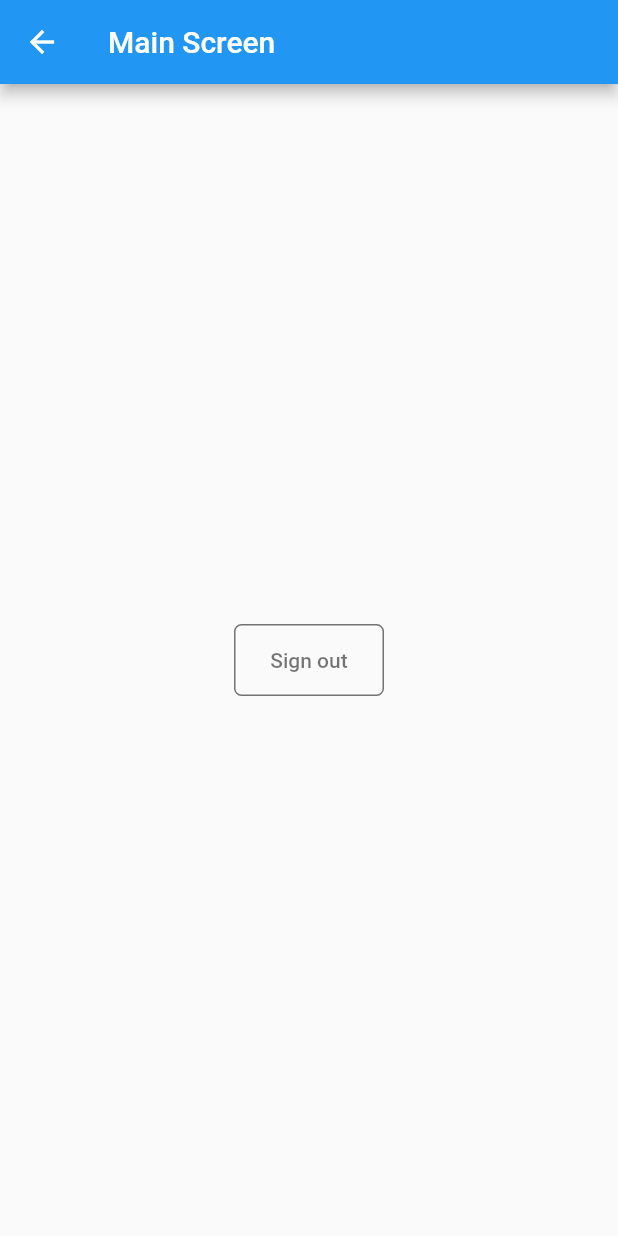
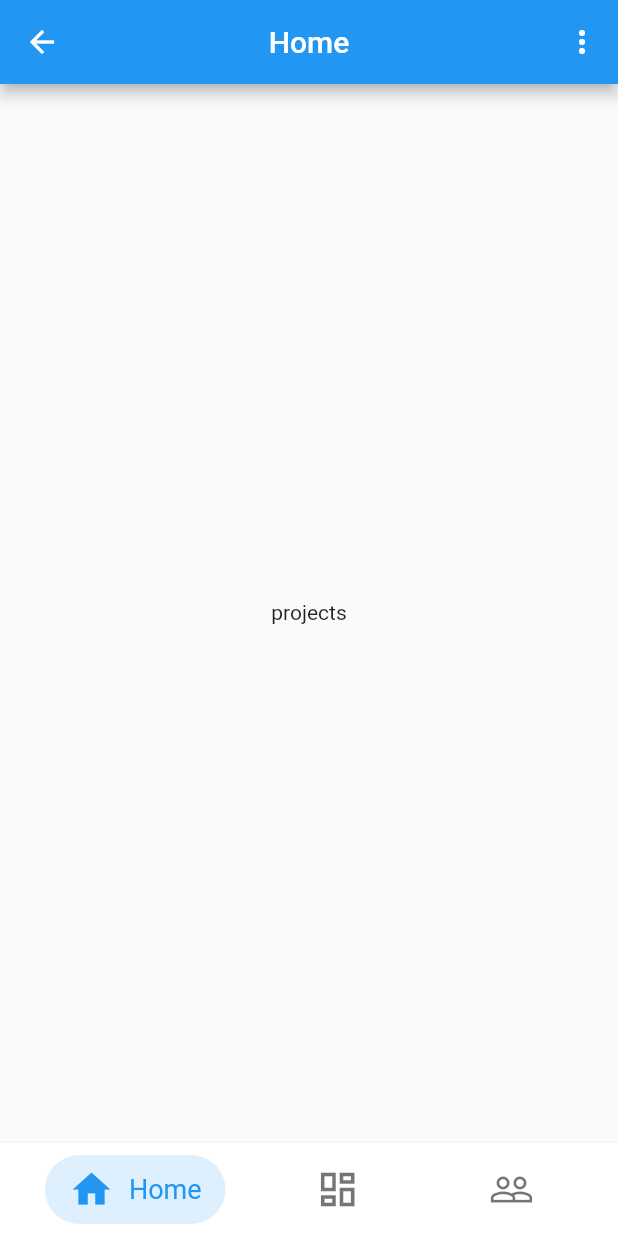
Before and after one commit to baileytye/Flutter-Decisive, a Flutter app: the MainScreen screen opened by its route, on a phone screen of 412 x 824 dp. Run offline on Flutter 3.47's test engine with Material 2 defaults, Android fonts, the phone set to English and light mode, and no system bars; our stand-ins replace outline_material_icons.

Commit message:
Add animated bottom bar, and placeholder screens

```diff
--- a/lib/main.dart
+++ b/lib/main.dart
@@ -1,15 +1,17 @@
 import 'package:decisive/router.dart';
 import 'package:flutter/material.dart';
+import 'package:flutter/services.dart';
 
 void main() => runApp(MyApp());
 
 class MyApp extends StatelessWidget {
   @override
   Widget build(BuildContext context) {
+
     return MaterialApp(
       debugShowCheckedModeBanner: false,
       theme: ThemeData(
-        primarySwatch: Colors.blue,
+        backgroundColor: Colors.white,
       ),
       onGenerateRoute: Router.generateRoute,
       initialRoute: Router.rootScreen,
--- a/lib/resources/colors.dart
+++ b/lib/resources/colors.dart
@@ -1,9 +1,16 @@
 import 'package:flutter/material.dart';
 
 class MyColors {
-  static const Color colorPrimary = Color(0xff1976d2);
-  static const Color colorPrimaryDark = Color(0xff006DB3);
-  static const Color colorPrimaryLight = Color(0xff63a4ff);
+  // static const Color colorPrimary = Color(0xff1976d2);
+  // static const Color colorPrimaryDark = Color(0xff006DB3);
+  // static const Color colorPrimaryLight = Color(0xff63a4ff);
+
+  static const Color colorPrimary = Colors.blue;
+  static const Color colorPrimaryDark = Color(0xff1565c0);
+
+  static const Color colorPrimaryLight = Color(0xff64b5f6);
+
+  static const Color green500 = Color(0xff4CAF50);
 
   static const Color cardStroke = Color(0xffBDBDBD);
 
--- a/lib/resources/strings.dart
+++ b/lib/resources/strings.dart
@@ -1,8 +1,19 @@
 
 class MyStrings {
+
+  static const String appTitle = "Decisive.";
 
   // Buttons
   static const String buttonNoAccount = "Don't have an account?";
   static const String buttonSignIn = "Sign in";
   static const String buttonForgotPassword = "Forgot your password?";
+
+  //Menu
+  static const String menuSettings = "Settings";
+  static const String menuSignOut = "Sign out";
+
+  //Tabs
+  static const String tabHome = "Home";
+  static const String tabTemplates = "Templates";
+  static const String tabSharing = "Sharing";
 }
--- a/lib/router.dart
+++ b/lib/router.dart
@@ -1,12 +1,16 @@
 import 'package:decisive/ui/login/screen_login.dart';
 import 'package:decisive/ui/main/screen_main.dart';
+import 'package:decisive/ui/projectDetails/screen_project_details.dart';
 import 'package:decisive/ui/root/screen_root.dart';
+import 'package:decisive/ui/settings/screen_settings.dart';
 import 'package:flutter/material.dart';
 
 class Router {
   static const rootScreen = '/';
   static const mainScreen = '/main';
   static const loginScreen = '/login';
+  static const projectDetailsScreen = '/main/details';
+  static const settingsScreen = '/main/settings';
 
   static Route<dynamic> generateRoute(RouteSettings settings) {
     final args = settings.arguments;
@@ -18,6 +22,10 @@ class Router {
         return MaterialPageRoute(builder: (_) => MainScreen());
       case loginScreen:
         return MaterialPageRoute(builder: (_) => LoginScreen());
+      case projectDetailsScreen:
+        return MaterialPageRoute(builder: (_) => ProjectDetailsScreen());
+      case settingsScreen:
+        return MaterialPageRoute(builder: (_) => SettingsScreen());
       default:
         return MaterialPageRoute(
           builder: (_) => Scaffold(
--- /dev/null
+++ b/lib/ui/common/widget_animated_bottom_bar.dart
@@ -0,0 +1,121 @@
+import 'package:decisive/resources/colors.dart';
+import 'package:flutter/material.dart';
+
+const double selectedBackgroundOpacity = 0.15;
+
+class AnimatedBottomBar extends StatefulWidget {
+  final List<BarItem> barItems;
+  final int startingIndex;
+  final Duration animationDuration;
+  final Function onItemTap;
+
+  AnimatedBottomBar(
+      {@required this.barItems,
+      @required this.onItemTap,
+      this.startingIndex = 0,
+      this.animationDuration = const Duration(milliseconds: 500)});
+
+  @override
+  _AnimatedBottomBarState createState() => _AnimatedBottomBarState();
+}
+
+class _AnimatedBottomBarState extends State<AnimatedBottomBar>
+    with TickerProviderStateMixin {
+  int selectedIndex;
+
+  @override
+  void initState() {
+    super.initState();
+    selectedIndex = widget.startingIndex;
+  }
+
+  @override
+  Widget build(BuildContext context) {
+    return Container(
+      decoration: BoxDecoration(border: Border(top: BorderSide(color: MyColors.cardStroke.withOpacity(0.1)))),
+      child: Material(
+        elevation: 0,
+        color: Colors.white,
+        child: Padding(
+          padding: const EdgeInsets.only(
+            bottom: 8.0,
+            top: 8,
+            left: 8,
+            right: 8,
+          ),
+          child: Row(
+            mainAxisSize: MainAxisSize.max,
+            mainAxisAlignment: MainAxisAlignment.spaceAround,
+            children: _buildBarItems(),
+          ),
+        ),
+      ),
+    );
+  }
+
+  List<Widget> _buildBarItems() {
+    List<Widget> _barItems = List();
+    for (int i = 0; i < widget.barItems.length; i++) {
+      var item = widget.barItems[i];
+      bool isSelected = selectedIndex == i;
+      _barItems.add(
+        InkWell(
+          focusColor: Colors.transparent,
+          highlightColor: Colors.transparent,
+          splashColor: Colors.transparent,
+          onTap: () {
+            setState(() {
+              selectedIndex = i;
+              widget.onItemTap(i);
+            });
+          },
+          child: AnimatedContainer(
+            padding: const EdgeInsets.symmetric(
+              horizontal: 16.0,
+              vertical: 8.0,
+            ),
+            duration: widget.animationDuration,
+            decoration: BoxDecoration(
+                color: isSelected
+                    ? item.color.withOpacity(selectedBackgroundOpacity)
+                    : Colors.transparent,
+                borderRadius: BorderRadius.circular(30)),
+            child: Row(
+              children: <Widget>[
+                Icon(
+                  isSelected ? item.selectedIconData : item.iconData,
+                  color: isSelected ? item.color : Colors.black54,
+                  size: 30,
+                ),
+                SizedBox(
+                  width: 10,
+                ),
+                AnimatedSize(
+                  curve: Curves.easeIn,
+                  duration: widget.animationDuration,
+                  vsync: this,
+                  child: Text(
+                    isSelected ? item.text : '',
+                    style: TextStyle(
+                      color: item.color,
+                      fontSize: 18,
+                    ),
+                  ),
+                ),
+              ],
+            ),
+          ),
+        ),
+      );
+    }
+    return _barItems;
+  }
+}
+
+class BarItem {
+  String text;
+  IconData iconData, selectedIconData;
+  MaterialColor color;
+
+  BarItem({this.text, this.iconData, this.selectedIconData, this.color});
+}
--- a/lib/ui/common/widget_decisive_title.dart
+++ b/lib/ui/common/widget_decisive_title.dart
@@ -1,5 +1,6 @@
 import 'package:decisive/resources/colors.dart';
 import 'package:decisive/resources/dimensions.dart';
+import 'package:decisive/resources/strings.dart';
 import 'package:flutter/material.dart';
 
 class DecisiveTitle extends StatelessWidget {
@@ -20,11 +21,12 @@ class DecisiveTitle extends StatelessWidget {
           child: FittedBox(
             fit: BoxFit.fitWidth,
             child: Text(
-              'Decisive.',
+              MyStrings.appTitle,
               style: TextStyle(
                 color: Colors.white,
                 fontWeight: FontWeight.w300,
               ),
+              key: Key('logo'),
             ),
           ),
         ),
--- a/lib/ui/main/screen_main.dart
+++ b/lib/ui/main/screen_main.dart
@@ -1,24 +1,132 @@
-import 'package:decisive/ui/common/widget_flat_button.dart';
+import 'package:decisive/resources/strings.dart';
+import 'package:decisive/ui/common/widget_animated_bottom_bar.dart';
+import 'package:decisive/ui/projects/screen_projects.dart';
+import 'package:decisive/ui/sharing/screen_sharing.dart';
+import 'package:decisive/ui/templates/screen_templates.dart';
 import 'package:flutter/material.dart';
+import 'package:flutter/services.dart';
+import 'package:outline_material_icons/outline_material_icons.dart';
 
 import '../../router.dart';
 
-class MainScreen extends StatelessWidget {
+class MainScreen extends StatefulWidget {
+  @override
+  _MainScreenState createState() => _MainScreenState();
+}
+
+enum MainMenu { signOut, settings }
+
+class _MainScreenState extends State<MainScreen> with TickerProviderStateMixin {
+  var _currentIndex = 0;
+  var _toolbarColor, _toolbarTitle;
+
+  final List<Widget> widgetTabs = [
+    ProjectsScreen(),
+    TemplatesScreen(),
+    SharingScreen(),
+  ];
+  final List<BarItem> barItems = [
+    BarItem(
+        text: MyStrings.tabHome,
+        iconData: OMIcons.home,
+        selectedIconData: Icons.home,
+        color: Colors.blue),
+    BarItem(
+        text: MyStrings.tabTemplates,
+        iconData: OMIcons.dashboard,
+        selectedIconData: Icons.dashboard,
+        color: Colors.green),
+    BarItem(
+      text: MyStrings.tabSharing,
+      iconData: Icons.people_outline,
+      selectedIconData: Icons.people,
+      color: Colors.orange,
+    )
+  ];
+
+  @override
+  void initState() {
+    _toolbarColor = barItems[_currentIndex].color;
+    _toolbarTitle = barItems[_currentIndex].text;
+    super.initState();
+  }
+
   @override
   Widget build(BuildContext context) {
-    return Scaffold(
-      appBar: AppBar(
-        title: Text("Main Screen"),
-      ),
-      body: Center(
-        child: MyFlatButton(
-          width: 100.0,
-          text: 'Sign out',
-          onPress: () {
-            Navigator.pushReplacementNamed(context, Router.rootScreen);
-          },
+    return Container(
+      color: Colors.white,
+      child: SafeArea(
+        child: Scaffold(
+          appBar: AppBar(
+            backgroundColor: _toolbarColor,
+            centerTitle: true,
+            title: Text(
+              _toolbarTitle,
+              style: TextStyle(color: Colors.white, fontSize: 20),
+            ),
+            actions: <Widget>[createOptionsMenu()],
+          ),
+          body: widgetTabs[_currentIndex],
+          bottomNavigationBar: AnimatedBottomBar(
+              onItemTap: (index) {
+                onTabTapped(index);
+              },
+              startingIndex: _currentIndex,
+              barItems: barItems,
+              animationDuration: const Duration(milliseconds: 150)),
         ),
       ),
     );
   }
+
+  void onMenuItemSelected(MainMenu result) async {
+    switch (result) {
+      case MainMenu.signOut:
+        Navigator.pushReplacementNamed(context, Router.loginScreen);
+        break;
+      case MainMenu.settings:
+        await Navigator.pushNamed(context, Router.settingsScreen).then((_) {
+          setStatusBarColor();
+        });
+        break;
+    }
+  }
+
+  createOptionsMenu() {
+    return PopupMenuButton<MainMenu>(
+      onSelected: (MainMenu result) => onMenuItemSelected(result),
+      itemBuilder: (BuildContext context) {
+        return [
+          PopupMenuItem(
+            value: MainMenu.signOut,
+            child: Padding(
+              padding: const EdgeInsets.symmetric(horizontal: 16),
+              child: Text(MyStrings.menuSignOut),
+            ),
+          ),
+          PopupMenuItem(
+            value: MainMenu.settings,
+            child: Padding(
+              padding: const EdgeInsets.symmetric(horizontal: 16),
+              child: Text(MyStrings.menuSettings),
+            ),
+          ),
+        ];
+      },
+    );
+  }
+
+  setStatusBarColor() {
+    SystemChrome.setSystemUIOverlayStyle(SystemUiOverlayStyle(
+        statusBarColor: barItems[_currentIndex].color.shade700));
+  }
+
+  void onTabTapped(int index) {
+    setState(() {
+      setStatusBarColor();
+      _currentIndex = index;
+      _toolbarColor = barItems[index].color;
+      _toolbarTitle = barItems[index].text;
+    });
+  }
 }
--- /dev/null
+++ b/lib/ui/projects/screen_projects.dart
@@ -0,0 +1,14 @@
+import 'package:decisive/ui/common/toolbar.dart';
+import 'package:flutter/material.dart';
+import 'package:flutter/services.dart';
+
+class ProjectsScreen extends StatelessWidget {
+  @override
+  Widget build(BuildContext context) {
+    return Container(
+      child: Center(
+        child: Text('projects'),
+      ),
+    );
+  }
+}
--- a/pubspec.yaml
+++ b/pubspec.yaml
@@ -22,6 +22,9 @@ dependencies:
   flutter:
     sdk: flutter
 
+  outline_material_icons: ^0.1.0
+
+
 
   # The following adds the Cupertino Icons font to your application.
   # Use with the CupertinoIcons class for iOS style icons.
@@ -30,6 +33,9 @@ dependencies:
 dev_dependencies:
   flutter_test:
     sdk: flutter
+  flutter_driver:
+    sdk: flutter
+  test: any
 
 
 # For information on the generic Dart part of this file, see the
```
Also changed, not shown: lib/ui/common/toolbar.dart (added, +23 -0 lines), lib/ui/projectDetails/screen_project_details.dart (added, +20 -0 lines), lib/ui/settings/screen_settings.dart (added, +21 -0 lines), lib/ui/sharing/screen_sharing.dart (added, +11 -0 lines), lib/ui/templates/screen_templates.dart (added, +12 -0 lines), test_driver/app.dart (added, +11 -0 lines), test_driver/app_test.dart (added, +32 -0 lines), pubspec.lock.
